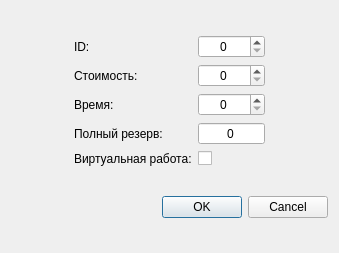
The window that NetworkCalc/view/workpropertiesdialog.ui (io2357911/NetworkPlanning) describes before a commit, drawn with Qt 5.
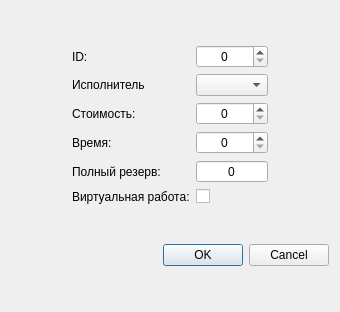
The same window after the commit.

The edit to the form file:
```diff
--- a/NetworkCalc/view/workpropertiesdialog.ui
+++ b/NetworkCalc/view/workpropertiesdialog.ui
@@ -6,8 +6,8 @@
    <rect>
     <x>0</x>
     <y>0</y>
-    <width>339</width>
-    <height>253</height>
+    <width>340</width>
+    <height>312</height>
    </rect>
   </property>
   <property name="windowTitle">
@@ -16,44 +16,7 @@
   <layout class="QGridLayout" name="gridLayout_2">
    <item row="0" column="0">
     <layout class="QGridLayout" name="gridLayout">
-     <item row="1" column="3" rowspan="2">
-      <spacer name="horizontalSpacer_2">
-       <property name="orientation">
-        <enum>Qt::Horizontal</enum>
-       </property>
-       <property name="sizeHint" stdset="0">
-        <size>
-         <width>40</width>
-         <height>20</height>
-        </size>
-       </property>
-      </spacer>
-     </item>
-     <item row="2" column="1">
-      <widget class="QLabel" name="label_2">
-       <property name="text">
-        <string>Время:</string>
-       </property>
-      </widget>
-     </item>
      <item row="2" column="2">
-      <widget class="QSpinBox" name="sbTime">
-       <property name="alignment">
-        <set>Qt::AlignCenter</set>
-       </property>
-       <property name="maximum">
-        <number>99999999</number>
-       </property>
-      </widget>
-     </item>
-     <item row="1" column="1">
-      <widget class="QLabel" name="label">
-       <property name="text">
-        <string>Стоимость:</string>
-       </property>
-      </widget>
-     </item>
-     <item row="1" column="2">
       <widget class="QSpinBox" name="sbCost">
        <property name="alignment">
         <set>Qt::AlignCenter</set>
@@ -70,24 +33,44 @@
        </property>
       </widget>
      </item>
-     <item row="0" column="2">
-      <widget class="QSpinBox" name="sbID">
-       <property name="alignment">
-        <set>Qt::AlignCenter</set>
-       </property>
-       <property name="maximum">
-        <number>999999</number>
-       </property>
-      </widget>
-     </item>
-     <item row="4" column="2">
+     <item row="5" column="2">
       <widget class="QCheckBox" name="cbIsVirtual">
        <property name="text">
         <string/>
        </property>
       </widget>
      </item>
-     <item row="1" column="0" rowspan="2">
+     <item row="4" column="2">
+      <widget class="QSpinBox" name="sbFullReserve">
+       <property name="alignment">
+        <set>Qt::AlignCenter</set>
+       </property>
+       <property name="readOnly">
+        <bool>true</bool>
+       </property>
+       <property name="buttonSymbols">
+        <enum>QAbstractSpinBox::NoButtons</enum>
+       </property>
+       <property name="maximum">
+        <number>9999999</number>
+       </property>
+      </widget>
+     </item>
+     <item row="2" column="1">
+      <widget class="QLabel" name="label">
+       <property name="text">
+        <string>Стоимость:</string>
+       </property>
+      </widget>
+     </item>
+     <item row="3" column="1">
+      <widget class="QLabel" name="label_2">
+       <property name="text">
+        <string>Время:</string>
+       </property>
+      </widget>
+     </item>
+     <item row="2" column="0" rowspan="2">
       <spacer name="horizontalSpacer">
        <property name="orientation">
         <enum>Qt::Horizontal</enum>
@@ -100,14 +83,20 @@
        </property>
       </spacer>
      </item>
+     <item row="2" column="3" rowspan="2">
+      <spacer name="horizontalSpacer_2">
+       <property name="orientation">
+        <enum>Qt::Horizontal</enum>
+       </property>
+       <property name="sizeHint" stdset="0">
+        <size>
+         <width>40</width>
+         <height>20</height>
+        </size>
+       </property>
+      </spacer>
+     </item>
      <item row="4" column="1">
-      <widget class="QLabel" name="label_4">
-       <property name="text">
-        <string>Виртуальная работа:</string>
-       </property>
-      </widget>
-     </item>
-     <item row="3" column="1">
       <widget class="QLabel" name="label_5">
        <property name="toolTip">
         <string>&lt;html&gt;&lt;head/&gt;&lt;body&gt;&lt;p&gt;Показывает максимальное время, на которое можно увеличить длительность работы или отсрочить ее начало, чтобы не нарушился срок завершения проекта в целом.&lt;/p&gt;&lt;/body&gt;&lt;/html&gt;</string>
@@ -117,22 +106,43 @@
        </property>
       </widget>
      </item>
+     <item row="5" column="1">
+      <widget class="QLabel" name="label_4">
+       <property name="text">
+        <string>Виртуальная работа:</string>
+       </property>
+      </widget>
+     </item>
      <item row="3" column="2">
-      <widget class="QSpinBox" name="sbFullReserve">
+      <widget class="QSpinBox" name="sbTime">
        <property name="alignment">
         <set>Qt::AlignCenter</set>
        </property>
-       <property name="readOnly">
-        <bool>true</bool>
+       <property name="maximum">
+        <number>99999999</number>
        </property>
-       <property name="buttonSymbols">
-        <enum>QAbstractSpinBox::NoButtons</enum>
+      </widget>
+     </item>
+     <item row="0" column="2">
+      <widget class="QSpinBox" name="sbID">
+       <property name="alignment">
+        <set>Qt::AlignCenter</set>
        </property>
        <property name="maximum">
-        <number>9999999</number>
+        <number>999999</number>
        </property>
       </widget>
      </item>
+     <item row="1" column="1">
+      <widget class="QLabel" name="label_6">
+       <property name="text">
+        <string>Исполнитель</string>
+       </property>
+      </widget>
+     </item>
+     <item row="1" column="2">
+      <widget class="QComboBox" name="cbWorker"/>
+     </item>
     </layout>
    </item>
    <item row="1" column="0">
```
